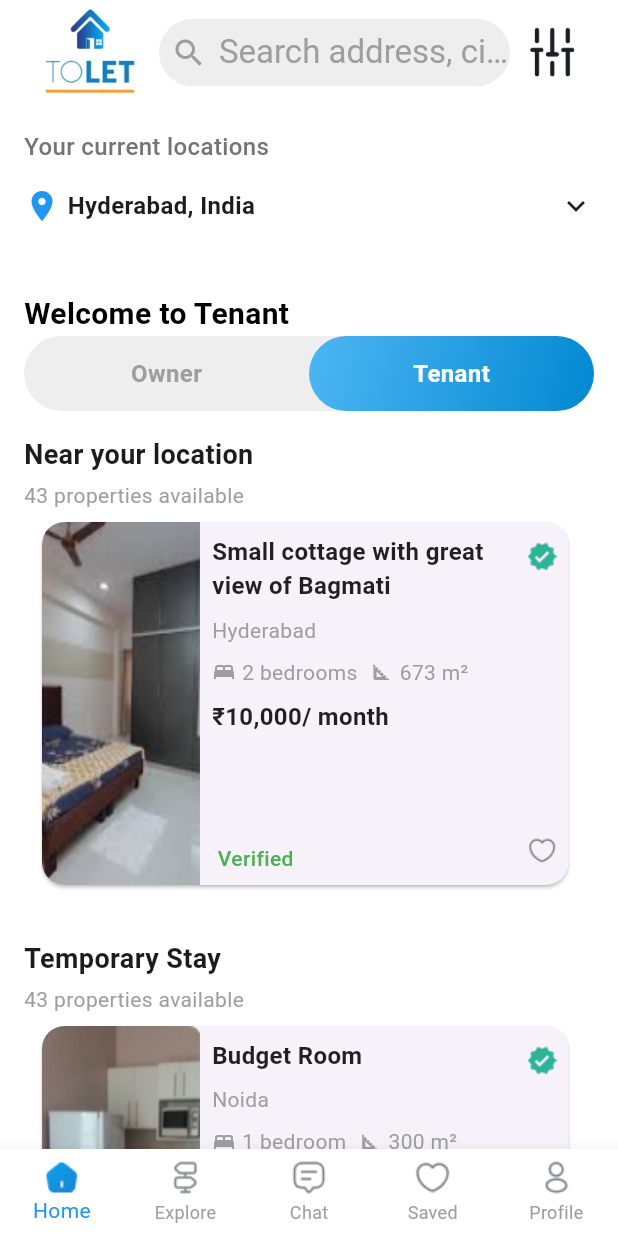
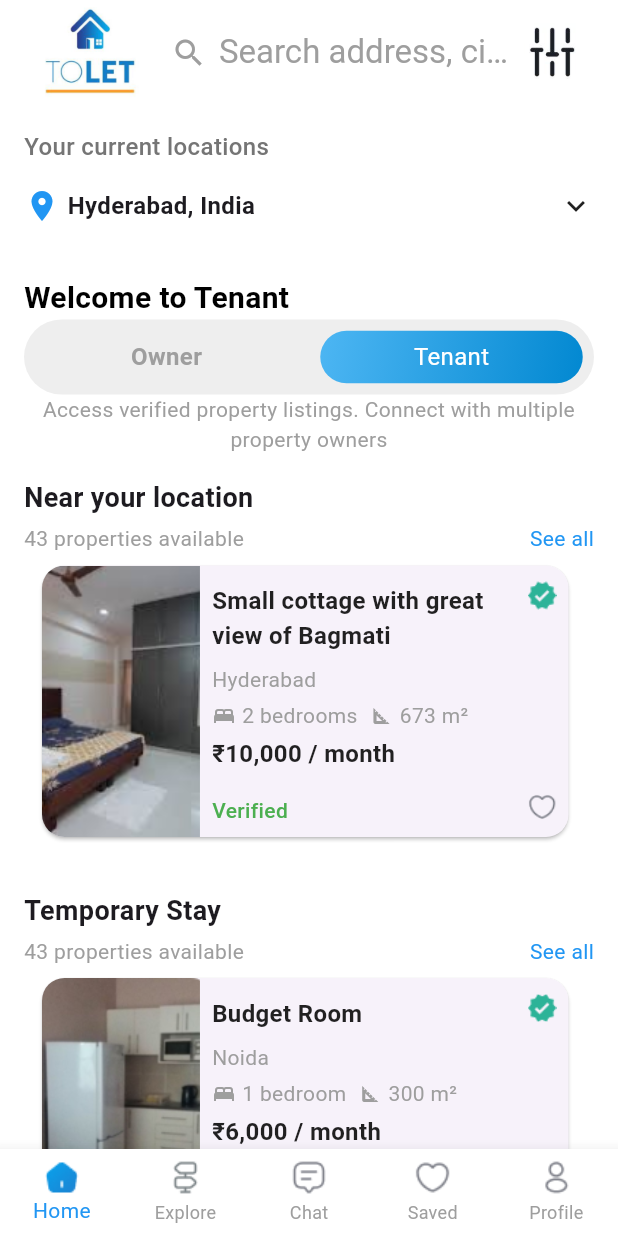
Before and after one commit to hammad4474/ToLet, a Flutter app: the HometenantScreen screen opened directly, on a phone screen of 412 x 824 dp. Run offline on Flutter 3.47's test engine with Material 3 defaults, Android fonts, the phone set to English and light mode, and no system bars; our stand-ins replace cloud_firestore, firebase_auth, firebase_core, fluttertoast; missing offline and left inert: email_otp; accounts and stored records are empty.

Commit message:
homescreen issues resolve

```diff
--- a/lib/screens/appbarScreens/home_appbar.dart
+++ b/lib/screens/appbarScreens/home_appbar.dart
@@ -38,7 +38,7 @@ class HomeAppBar extends StatelessWidget implements PreferredSizeWidget {
                 height: 45,
                 constraints: BoxConstraints(maxWidth: 500), // Limit max width of search bar
                 decoration: BoxDecoration(
-                  color: Colors.grey[200],
+                  color: Colors.white,
                   borderRadius: BorderRadius.circular(25),
                 ),
                 child: Row(
--- a/lib/screens/tenant/home_tenant.dart
+++ b/lib/screens/tenant/home_tenant.dart
@@ -180,7 +180,7 @@ class _HometenantScreenState extends State<HometenantScreen> {
 
             // Role Selector (Switchable)
             Padding(
-              padding: const EdgeInsets.only(left: 16.0, top: 30.0),
+              padding: const EdgeInsets.only(left: 16.0, top: 19.0),
               child: Text(
                 'Welcome to Tenant',
                 style: TextStyle(
@@ -193,33 +193,28 @@ class _HometenantScreenState extends State<HometenantScreen> {
             Padding(
               padding: const EdgeInsets.symmetric(horizontal: 16.0),
               child: Container(
-                height: 50, // Adjust height as needed
+                height: 50, // Height for the outer grey container
                 width: double.infinity,
                 decoration: BoxDecoration(
-                  color: Colors.grey[200],
-                  // Background color for the entire row
-                  borderRadius: BorderRadius.circular(
-                      30), // Rounded corners for the entire container
+                  color: Colors.grey[200], // Background color for the entire row
+                  borderRadius: BorderRadius.circular(30), // Rounded corners for the entire container
                 ),
                 child: Row(
-                  mainAxisSize: MainAxisSize.min,
                   children: [
-
-
-                    // Tenant Button (Inactive)
+                    // Owner Button (Inactive)
                     Expanded(
                       child: Container(
+                         // Slightly smaller height for the inactive button
+                        margin: const EdgeInsets.all(7.5), // Center the smaller button vertically
                         decoration: BoxDecoration(
                           borderRadius: BorderRadius.circular(30),
-                          color: Colors
-                              .transparent, // Background color for unselected button
+                          color: Colors.transparent, // Background color for unselected button
                         ),
                         child: Center(
                           child: Text(
                             'Owner',
                             style: TextStyle(
-                              color: Colors.grey,
-                              // Text color for unselected button
+                              color: Colors.grey, // Text color for unselected button
                               fontWeight: FontWeight.bold,
                               fontSize: 16,
                             ),
@@ -227,13 +222,16 @@ class _HometenantScreenState extends State<HometenantScreen> {
                         ),
                       ),
                     ),
+                    // Tenant Button (Active)
                     Expanded(
                       child: Container(
+                        //width: 100, // Set width as a percentage of the screen width
+                        //height: 38, // Smaller height for the blue container
+                        margin: const EdgeInsets.all( 7.5),  // Center the smaller button vertically
                         decoration: BoxDecoration(
-                          borderRadius: BorderRadius.circular(30),
+                          borderRadius: BorderRadius.circular(35),
                           gradient: LinearGradient(
-                            colors: [Color(0xFF4DB6F3), Color(0xFF0288D1)],
-                            // Gradient for selected button
+                            colors: [Color(0xFF4DB6F3), Color(0xFF0288D1)], // Gradient for selected button
                             begin: Alignment.topLeft,
                             end: Alignment.bottomRight,
                           ),
@@ -242,9 +240,7 @@ class _HometenantScreenState extends State<HometenantScreen> {
                           child: Text(
                             'Tenant',
                             style: TextStyle(
-                              color: Colors.white,
-                              // Text color for highlighted button
-                              fontWeight: FontWeight.bold,
+                              color: Colors.white, // Text color for highlighted button
                               fontSize: 16,
                             ),
                           ),
@@ -252,6 +248,19 @@ class _HometenantScreenState extends State<HometenantScreen> {
                       ),
                     ),
                   ],
+                ),
+              ),
+            ),
+            Padding(
+              padding: const EdgeInsets.symmetric(horizontal: 16.0),
+              child: Center(
+                child: Text(
+                  'Access verified property listings. Connect with multiple property owners',
+                  style: TextStyle(
+                    color: Colors.grey, // Text color for unselected button
+                    fontSize: 14,
+                  ),
+                  textAlign: TextAlign.center,
                 ),
               ),
             ),
@@ -273,6 +282,9 @@ class _HometenantScreenState extends State<HometenantScreen> {
                             fontWeight: FontWeight.bold,
                           ),
                         ),
+                    Row(
+                      mainAxisAlignment: MainAxisAlignment.spaceBetween,
+                      children: [
                         Padding(
                           padding: const EdgeInsets.symmetric(vertical: 4.0),
                           child: Text(
@@ -283,10 +295,26 @@ class _HometenantScreenState extends State<HometenantScreen> {
                             ),
                           ),
                         ),
+                        GestureDetector(
+                          onTap: () {
+                            // Handle "See more" action
+                          },
+                          child: Text(
+                            'See all',
+                            style: TextStyle(
+                              color: Colors.blue,
+                              fontSize: 14.0,
+                             // decoration: TextDecoration.underline,
+                            ),
+                          ),
+                        ),
+                      ],
+                    ),
+
                         // Horizontal ListView for properties
                         Container(
                           height:
-                              250, // Adjust height for horizontal list items
+                              189, // Adjust height for horizontal list items
                           child: ListView.builder(
                             scrollDirection: Axis.horizontal,
                             itemCount: section['properties'].length,
@@ -298,18 +326,6 @@ class _HometenantScreenState extends State<HometenantScreen> {
                               final property = Property.fromMap(
                                   propertyData); // Convert Map to Property
                               return PropertyCard(property: property);
-
-                              // final propertyData  = section['properties'][propIndex] ;
-                              // final Property teproperty= Property(
-                              //   title: propertyData['title'],
-                              //   city: propertyData['city'],
-                              //   price: propertyData['price'],
-                              //   isVerified: propertyData['isVerified'],
-                              //   rooms: propertyData['rooms'],
-                              //   area: propertyData['area'],
-                              //   imageUrl:propertyData['imageUrl'],
-                              // );
-                              // return PropertyCard( property: teproperty,);
                             },
                           ),
                         ),
--- a/lib/screens/tenant/property_decorofcard.dart
+++ b/lib/screens/tenant/property_decorofcard.dart
@@ -9,11 +9,7 @@ class PropertyCard extends StatelessWidget {
 
   @override
   Widget build(BuildContext context) {
-    {
-      final screenHeight = MediaQuery.of(context).size.height;
-      final screenWidth = MediaQuery.of(context).size.width;
-      return
-        GestureDetector(
+    return GestureDetector(
       onTap: () {
         Navigator.push(
           context,
@@ -22,18 +18,18 @@ class PropertyCard extends StatelessWidget {
           ),
         );
       },
-    child:
-        Container(
-        width: 359, // Set fixed width for the card
+      child: Container(
+        width: 359,
+        height: 189, // Fixed height for the card
         margin: EdgeInsets.symmetric(horizontal: 8.0),
         child: Card(
           shape: RoundedRectangleBorder(
             borderRadius: BorderRadius.circular(15),
           ),
-          child: Container(
-            height: screenHeight * 0.35,
-            child: Row(children: [
-              // Left section (Text and Button with gradient background)
+          child: Row(
+            crossAxisAlignment: CrossAxisAlignment.start,
+            children: [
+              // Left section (Image)
               Expanded(
                 flex: 3,
                 child: ClipRRect(
@@ -43,32 +39,36 @@ class PropertyCard extends StatelessWidget {
                   ),
                   child: Image.asset(
                     property.imageUrl, // Replace with your image URL
-                    fit: BoxFit.fill,
-                    height: double.infinity,
-                    width: screenWidth *
-                        0.45, // Adjust image width based on screen size
+                    fit: BoxFit.cover,
+                    height: 189, // Ensure the image takes up the full height of the card
+                    width: 108, // Adjust the image width
                   ),
                 ),
               ),
+              // Middle section (Property Details)
               Expanded(
                 flex: 6,
                 child: Container(
                   padding: const EdgeInsets.all(8.0),
+                  height: 189, // Make sure the middle section also respects the card height
                   child: Column(
+                    mainAxisSize: MainAxisSize.max, // Ensure content fills the height
                     crossAxisAlignment: CrossAxisAlignment.start,
                     children: [
-                      // Property Title
-                      Text(
+                    Padding(
+                    padding: const EdgeInsets.symmetric(vertical: 4.0),
+                      child:Text(
                         property.title,
                         style: TextStyle(
                           fontSize: 16,
                           fontWeight: FontWeight.bold,
                           color: Colors.black87,
                         ),
+                        maxLines: 2,
+                        overflow: TextOverflow.ellipsis,
                       ),
-                      SizedBox(height: 8),
-
-                      // City
+                    ),
+                      SizedBox(height: 4), // Reduced spacing
                       Text(
                         property.city,
                         style: TextStyle(
@@ -76,79 +76,67 @@ class PropertyCard extends StatelessWidget {
                           color: Colors.grey,
                         ),
                       ),
-                      SizedBox(height: 8),
-
-                      // Property Details (Rooms, Area)
+                      SizedBox(height: 4), // Reduced spacing
                       Row(
                         children: [
                           Icon(Icons.bed, size: 16, color: Colors.grey),
                           SizedBox(width: 4),
-                          Text('${property.rooms}',
-                              style: TextStyle(color: Colors.grey)),
+                          Text('${property.rooms}', style: TextStyle(color: Colors.grey)),
                           SizedBox(width: 8),
                           Icon(Icons.square_foot, size: 16, color: Colors.grey),
                           SizedBox(width: 4),
-                          Text('${property.area}',
-                              style: TextStyle(color: Colors.grey)),
+                          Text('${property.area}', style: TextStyle(color: Colors.grey)),
                         ],
                       ),
-                      SizedBox(height: 8),
-
-                      // Price and Verified Status
-
-                          // Price
+                      SizedBox(height: 4), // Reduced spacing
                       Text(
-                            property.price + '/ month',
+                        '${property.price} / month',
                         style: TextStyle(
                           fontSize: 16,
                           fontWeight: FontWeight.bold,
                           color: Colors.black87,
                         ),
                       ),
-                          Spacer(),
-                          // Verified Badge
+                      Spacer(), // Push the 'Verified' text to the bottom
                       Text(
-                            property.isVerified ? " Verified" : "Not Verified",
+                        property.isVerified ? "Verified" : "Not Verified",
                         style: TextStyle(
                           fontSize: 14,
-                              color: Colors.green,
+                          color: property.isVerified ? Colors.green : Colors.red,
                           fontWeight: FontWeight.w500,
                         ),
-                          ),
-
-                    ],
-                  ),
-                ),
-              ),
-
-              Expanded(
-                flex:1,
-                child: Container(
-                  padding: const EdgeInsets.all(8.0),
-                  child: Column(
-                    crossAxisAlignment: CrossAxisAlignment.start,
-                    children: [
-                       Image.asset(
-                        'assets/icons/verified.png', // Make sure the image path is correct
-                        height: 30, // Adjust icon height
-                        width: 30, // Adjust icon width
-                      ),
-                      Spacer(),
-                      Image.asset(
-                        'assets/icons/saved.png', // Make sure the image path is correct
-                        height: 30, // Adjust icon height
-                        width: 30, // Adjust icon width
                       ),
                     ],
                   ),
                 ),
               ),
-
-            ]),
+              // Right section (Icons)
+              Expanded(
+                flex: 1,
+                child: Container(
+                  padding: const EdgeInsets.all(8.0),
+                  height: 189, // Make sure the right section also respects the card height
+                  child: Column(
+                    mainAxisAlignment: MainAxisAlignment.spaceBetween, // Evenly space icons vertically
+                    children: [
+                      Image.asset(
+                        'assets/icons/verified.png',
+                        height: 24,
+                        width: 24,
+                      ),
+                      Image.asset(
+                        'assets/icons/saved.png',
+                        height: 24,
+                        width: 24,
+                      ),
+                    ],
+                  ),
+                ),
+              ),
+            ],
           ),
         ),
       ),
     );
   }
 }
-}
```
Also changed, not shown: lib/screens/tenant/filter_screen.dart (+4 -5 lines), lib/screens/tenant/prizeRange_widget.dart (+20 -6 lines), lib/screens/tenant/propertyfacilities.dart (+58 -21 lines). Lines whose indentation alone changed are shown as unchanged.
